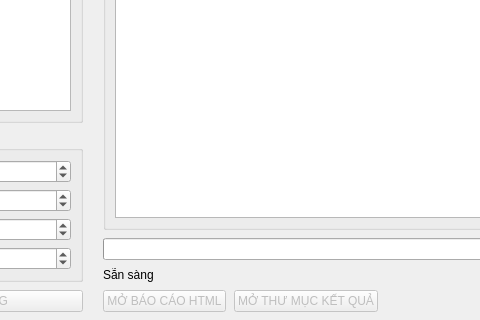
Above: src/ui/MainWindow.ui from soncris3012/rgbtir-match-bench-qt before the change; both pictures show x 307 to 787 and y 540 to 860 of the 1380 by 860 pixel window. Below: the same form after it.
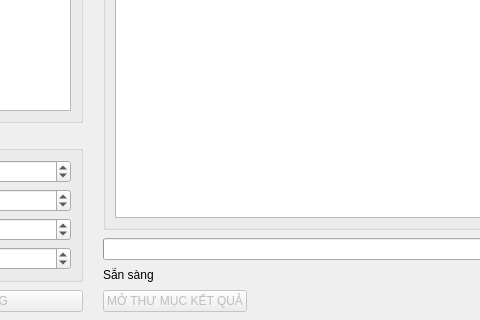
That is the form after the change. Custom widgets are drawn as their Qt base class.

Commit message: Remove HTML report output

```diff
--- a/src/ui/MainWindow.ui
+++ b/src/ui/MainWindow.ui
@@ -498,16 +498,6 @@
         </item>
         <item>
          <layout class="QHBoxLayout" name="resultButtonsLayout">
-          <item>
-           <widget class="QPushButton" name="openReportButton">
-            <property name="enabled">
-             <bool>false</bool>
-            </property>
-            <property name="text">
-             <string>MỞ BÁO CÁO HTML</string>
-            </property>
-           </widget>
-          </item>
           <item>
            <widget class="QPushButton" name="openRunDirectoryButton">
             <property name="enabled">
```
The commit also changes 7 other files.
